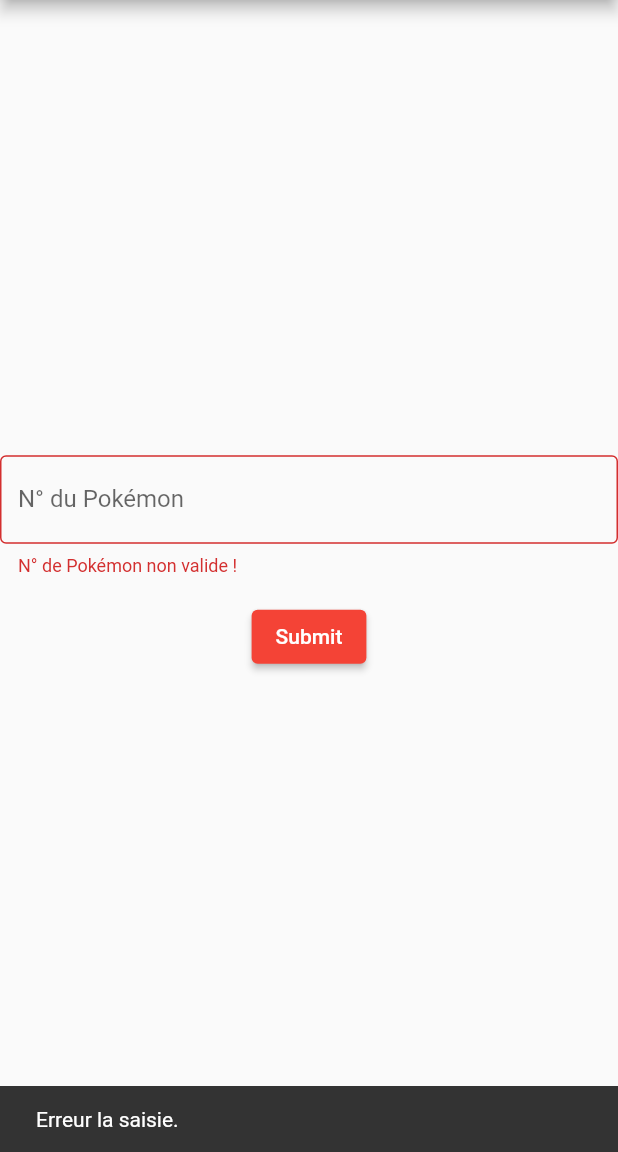
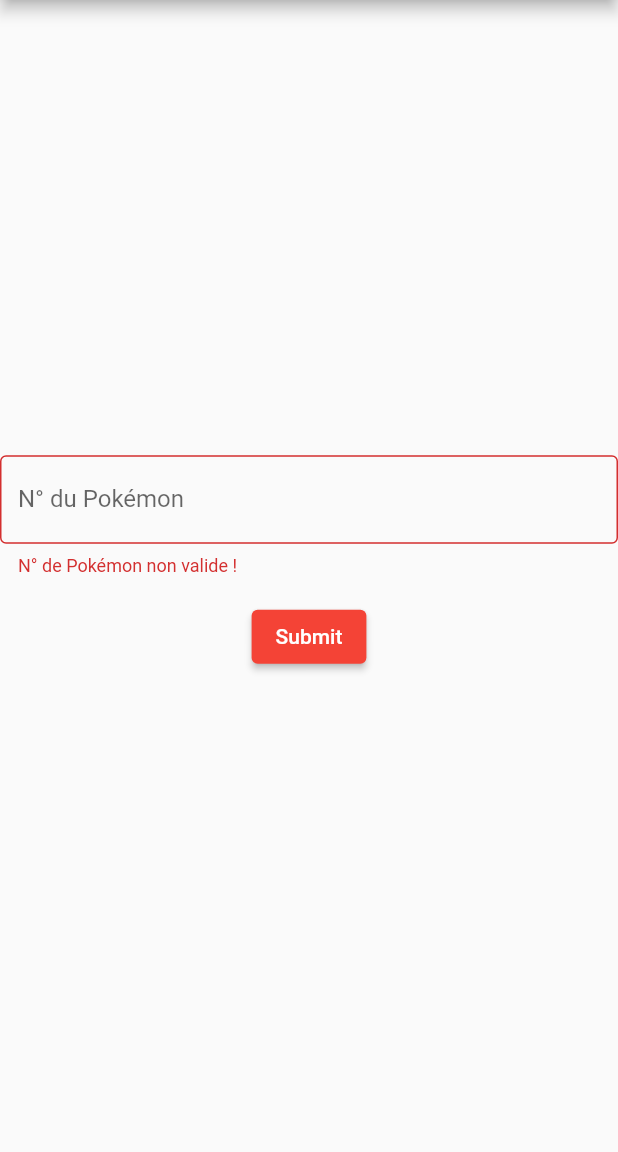
Before and after one commit to EducLecomte/flutter_api_3, a Flutter app: the screen it shows after launch, after a tap on "Submit", on a phone screen of 412 x 824 dp, the part 84-1236 px from its top. Run offline on Flutter 3.47's test engine with Material 2 defaults, Android fonts, the phone set to English and light mode, and no system bars.

Commit message:
modif mineur

```diff
--- a/lib/myhomepage.dart
+++ b/lib/myhomepage.dart
@@ -26,6 +26,8 @@
     if (reponse.statusCode == 200) {
       dataMap = convert.jsonDecode(reponse.body);
       recupDataBool = true;
+    } else {
+      recupDataBool = false;
     }
   }
 
@@ -79,12 +81,6 @@
                           ),
                         );
                       }
-                    } else {
-                      ScaffoldMessenger.of(context).showSnackBar(
-                        const SnackBar(
-                          content: Text("Erreur la saisie."),
-                        ),
-                      );
                     }
                   },
                   child: const Text('Submit'),
```
